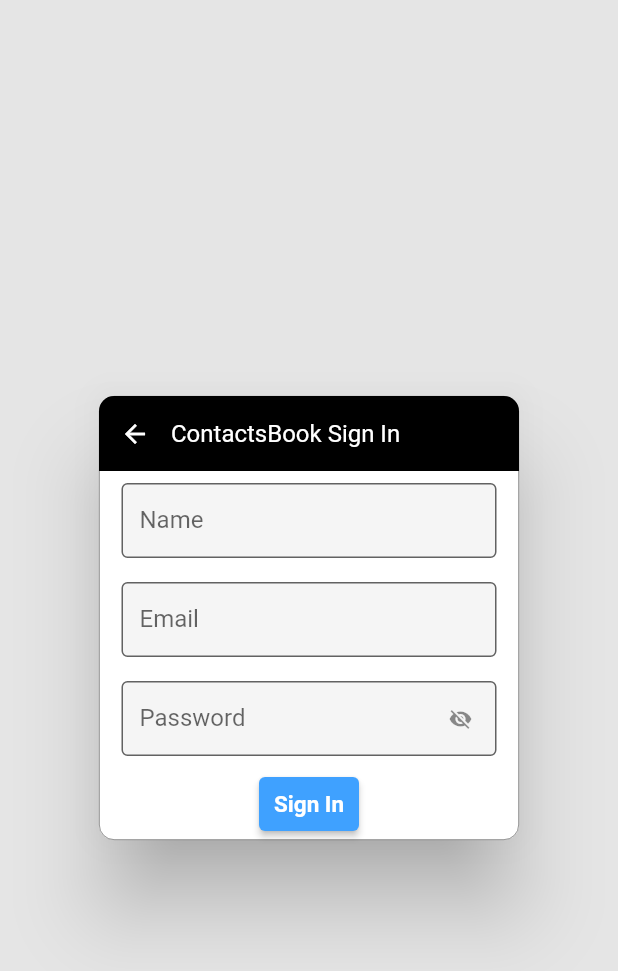
After one commit to RodrigoDestefano/agenda_de_contatos, a Flutter app: the SignInWidget screen opened directly, on a phone screen of 412 x 824 dp. The commit adds this screen. Shown: the top 971 px of the screen. Run offline on Flutter 3.47's test engine with Material 2 defaults, Android fonts, the light colour scheme and no system bars; our stand-ins replace fluttertoast; network calls fail.

Commit message:
Add sign in widget and service, fix some minor bugs

```diff
--- a/contact_book_mobile/lib/main.dart
+++ b/contact_book_mobile/lib/main.dart
@@ -22,7 +22,7 @@ class MyApp extends StatelessWidget {
         ChangeNotifierProvider(create: (_) => ContactController()),
       ],
       child: MaterialApp(
-        title: 'Agenda de Contatos',
+        title: 'Contacts Book',
         debugShowCheckedModeBanner: false,
         initialRoute: '/',
         // All routes of the app
--- a/contact_book_mobile/lib/views/home_view/page/home_page.dart
+++ b/contact_book_mobile/lib/views/home_view/page/home_page.dart
@@ -23,8 +23,7 @@ class _HomeState extends State<Home> {
             preferredSize: Size.fromHeight(80.0),
             child: AppBar(
               automaticallyImplyLeading: false,
-              title: Text(
-                  "Agenda de Contatos de ${UserController.instance.user.name}"),
+              title: Text("${UserController.instance.user.name} Contacts Book"),
               backgroundColor: Color(0xff3fa1ff),
               bottom: TabBar(
                 indicatorColor: Color(0xff04559d),
--- a/contact_book_mobile/lib/views/home_view/widgets/add_group_widget.dart
+++ b/contact_book_mobile/lib/views/home_view/widgets/add_group_widget.dart
@@ -41,11 +41,12 @@ class _AddGroupWidgetState extends State<AddGroupWidget> {
                     },
                     decoration: InputDecoration(
                         filled: true,
-                          fillColor: Color(0xff282828),
+                        fillColor: Colors.white,
                         border: OutlineInputBorder(),
                         labelText: 'Name'),
                     onSaved: (value) => setState(() => name = value!),
-                      style: TextStyle(color: Colors.white)),
+                    style: TextStyle(color: Colors.white),
+                  ),
                 ),
                 Row(
                   mainAxisAlignment: MainAxisAlignment.end,
--- a/contact_book_mobile/lib/views/login_view/data/login_services.dart
+++ b/contact_book_mobile/lib/views/login_view/data/login_services.dart
@@ -5,4 +5,9 @@ class LoginServices {
   Future<dynamic> login(String email, String password) async {
     return await UserServices().login(email, password);
   }
+
+  Future<dynamic> createUser(
+      String? name, String? email, String? password) async {
+    return await UserServices().createUser(name, email, password);
+  }
 }
--- /dev/null
+++ b/contact_book_mobile/lib/views/login_view/widgets/sign_in_widget.dart
@@ -0,0 +1,190 @@
+import 'package:contact_book_mobile/views/login_view/data/login_services.dart';
+import 'package:flutter/material.dart';
+import 'package:fluttertoast/fluttertoast.dart';
+
+class SignInWidget extends StatefulWidget {
+  const SignInWidget({Key? key}) : super(key: key);
+
+  @override
+  _SignInWidgetState createState() => _SignInWidgetState();
+}
+
+class _SignInWidgetState extends State<SignInWidget> {
+  final formKey = GlobalKey<FormState>();
+
+  String? name = '';
+  String? email = '';
+  String? password = '';
+
+  static bool showPassword = false;
+
+  @override
+  Widget build(BuildContext context) {
+    return Scaffold(
+      backgroundColor: Color.fromRGBO(0, 0, 0, 0.1),
+      body: SimpleDialog(
+        contentPadding: EdgeInsets.all(0),
+        shape: RoundedRectangleBorder(
+            side: BorderSide(width: 0.5, color: Colors.black54),
+            borderRadius: new BorderRadius.circular(10.0)),
+        children: <Widget>[
+          Container(
+            margin: EdgeInsets.all(0),
+            height: 50,
+            decoration: BoxDecoration(
+              borderRadius: new BorderRadius.only(
+                  topLeft: const Radius.circular(10.0),
+                  topRight: const Radius.circular(10.0)),
+              color: Colors.black,
+            ),
+            child: Center(
+                child: Row(
+              children: [
+                IconButton(
+                    onPressed: () => Navigator.of(context).pop(),
+                    icon: Icon(
+                      Icons.arrow_back,
+                      color: Colors.white,
+                      size: 20.0,
+                    )),
+                Text(
+                  "ContactsBook Sign In",
+                  style: TextStyle(color: Colors.white),
+                ),
+              ],
+            )),
+          ),
+          SingleChildScrollView(
+            child: Form(
+              key: formKey,
+              child: Container(
+                child: Column(
+                  children: [
+                    Padding(
+                      padding: const EdgeInsets.all(8.0),
+                      child: Container(
+                        width: 250,
+                        height: 50.0,
+                        child: TextFormField(
+                          validator: (value) {
+                            if (value!.isEmpty) return 'Enter with a name';
+                          },
+                          decoration: InputDecoration(
+                              filled: true,
+                              border: OutlineInputBorder(),
+                              labelText: 'Name'),
+                          onSaved: (value) => setState(() => name = value!),
+                        ),
+                      ),
+                    ),
+                    Padding(
+                      padding: const EdgeInsets.all(8.0),
+                      child: Container(
+                        width: 250,
+                        height: 50.0,
+                        child: TextFormField(
+                          keyboardType: TextInputType.emailAddress,
+                          validator: (value) {
+                            final pattern =
+                                r'(^[a-zA-Z0-9_.+-]+@[a-zA-Z0-9-]+\.[a-zA-Z0-9-.]+$)';
+                            final regExp = RegExp(pattern);
+
+                            if (value!.isEmpty)
+                              return 'Enter with an email';
+                            else if (value != '') {
+                              if (!regExp.hasMatch(value)) {
+                                return 'Enter with a valid email';
+                              } else {
+                                return null;
+                              }
+                            }
+                          },
+                          decoration: InputDecoration(
+                              filled: true,
+                              border: OutlineInputBorder(),
+                              labelText: 'Email'),
+                          onSaved: (value) => setState(() => email = value!),
+                        ),
+                      ),
+                    ),
+                    Padding(
+                      padding: const EdgeInsets.all(8.0),
+                      child: Container(
+                        width: 250,
+                        height: 50.0,
+                        child: TextFormField(
+                          validator: (value) {
+                            if (value!.isEmpty) return 'Enter with a password';
+                          },
+                          decoration: InputDecoration(
+                            filled: true,
+                            border: OutlineInputBorder(),
+                            labelText: 'Password',
+                            suffixIcon: IconButton(
+                              iconSize: 16.0,
+                              color: Colors.black45,
+                              icon: Icon(showPassword
+                                  ? Icons.visibility
+                                  : Icons.visibility_off),
+                              onPressed: () {
+                                setState(() {
+                                  showPassword = !showPassword;
+                                });
+                              },
+                            ),
+                          ),
+                          onSaved: (value) => setState(() => password = value!),
+                          obscureText: !showPassword,
+                          obscuringCharacter: "*",
+                        ),
+                      ),
+                    ),
+                    ElevatedButton(
+                      onPressed: () {
+                        final isValid = formKey.currentState!.validate();
+
+                        if (isValid) {
+                          formKey.currentState!.save();
+
+                          onSigInSubmit(name, email, password);
+                        }
+                      },
+                      child: Text('Sign In'),
+                      style: ElevatedButton.styleFrom(
+                        primary: Color(0xff3fa1ff),
+                        padding: EdgeInsets.symmetric(
+                            horizontal: 10.0, vertical: 5.0),
+                        textStyle: TextStyle(
+                            fontSize: 15, fontWeight: FontWeight.bold),
+                      ),
+                    )
+                  ],
+                ),
+              ),
+            ),
+          ),
+        ],
+      ),
+    );
+  }
+
+  Future<void> onSigInSubmit(
+      String? name, String? email, String? password) async {
+    try {
+      var resp = await LoginServices().createUser(name, email, password);
+
+      Fluttertoast.showToast(
+          msg: resp['message'],
+          toastLength: Toast.LENGTH_SHORT,
+          gravity: ToastGravity.BOTTOM,
+          timeInSecForIosWeb: 1,
+          backgroundColor: resp['status'] ? Colors.green : Colors.red,
+          textColor: Colors.white,
+          fontSize: 10.0);
+
+      if (resp['status']) Navigator.pop(context);
+    } catch (error) {
+      print(error);
+    }
+  }
+}
```
Also changed, not shown: contact_book_mobile/lib/core/services/user_services.dart (+21 -0 lines), contact_book_mobile/lib/views/home_view/page/contacts_tab.dart (+8 -1 lines), contact_book_mobile/lib/views/login_view/page/login_screen.dart (+14 -6 lines). Lines whose indentation alone changed are shown as unchanged.
